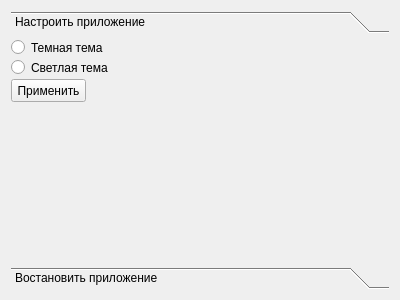
MikeS812/SQL-PyQt6-first-project---, file Проект SQL Эл.Дневник/Файлы программы/YandexTool.ui: the form before one commit.
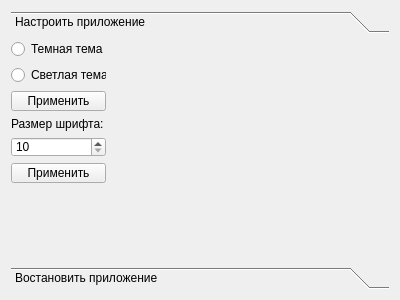
The form after the commit. The open tabs and pages were chosen to show the change.

Diff of the .ui file:
```diff
--- a/Проект SQL Эл.Дневник/Файлы программы/YandexTool.ui
+++ b/Проект SQL Эл.Дневник/Файлы программы/YandexTool.ui
@@ -30,51 +30,69 @@
        <rect>
         <x>0</x>
         <y>0</y>
-        <width>98</width>
-        <height>28</height>
+        <width>382</width>
+        <height>228</height>
        </rect>
       </property>
       <attribute name="label">
        <string>Настроить приложение</string>
       </attribute>
-      <widget class="QRadioButton" name="radioButton_3">
-       <property name="geometry">
-        <rect>
-         <x>0</x>
-         <y>20</y>
-         <width>101</width>
-         <height>17</height>
-        </rect>
-       </property>
-       <property name="text">
-        <string>Светлая тема</string>
-       </property>
-      </widget>
-      <widget class="QPushButton" name="pushButton_4">
-       <property name="geometry">
-        <rect>
-         <x>0</x>
-         <y>40</y>
-         <width>75</width>
-         <height>23</height>
-        </rect>
-       </property>
-       <property name="text">
-        <string>Применить</string>
-       </property>
-      </widget>
-      <widget class="QRadioButton" name="radioButton_2">
+      <widget class="QWidget" name="">
        <property name="geometry">
         <rect>
          <x>0</x>
          <y>0</y>
-         <width>101</width>
-         <height>17</height>
+         <width>95</width>
+         <height>145</height>
         </rect>
        </property>
-       <property name="text">
-        <string>Темная тема</string>
-       </property>
+       <layout class="QVBoxLayout" name="verticalLayout_4">
+        <item>
+         <widget class="QRadioButton" name="radioButton_2">
+          <property name="text">
+           <string>Темная тема</string>
+          </property>
+         </widget>
+        </item>
+        <item>
+         <widget class="QRadioButton" name="radioButton_3">
+          <property name="text">
+           <string>Светлая тема</string>
+          </property>
+         </widget>
+        </item>
+        <item>
+         <widget class="QPushButton" name="pushButton_4">
+          <property name="text">
+           <string>Применить</string>
+          </property>
+         </widget>
+        </item>
+        <item>
+         <widget class="QLabel" name="label">
+          <property name="text">
+           <string>Размер шрифта:</string>
+          </property>
+         </widget>
+        </item>
+        <item>
+         <widget class="QSpinBox" name="fontSize">
+          <property name="minimum">
+           <number>10</number>
+          </property>
+          <property name="maximum">
+           <number>20</number>
+          </property>
+         </widget>
+        </item>
+        <item>
+         <widget class="QPushButton" name="primBtn">
+          <property name="text">
+           <string>Применить</string>
+          </property>
+         </widget>
+        </item>
+       </layout>
       </widget>
      </widget>
      <widget class="QWidget" name="page_2">
```
Left out of the diff: 2 changed lines with no effect on the pictures.
